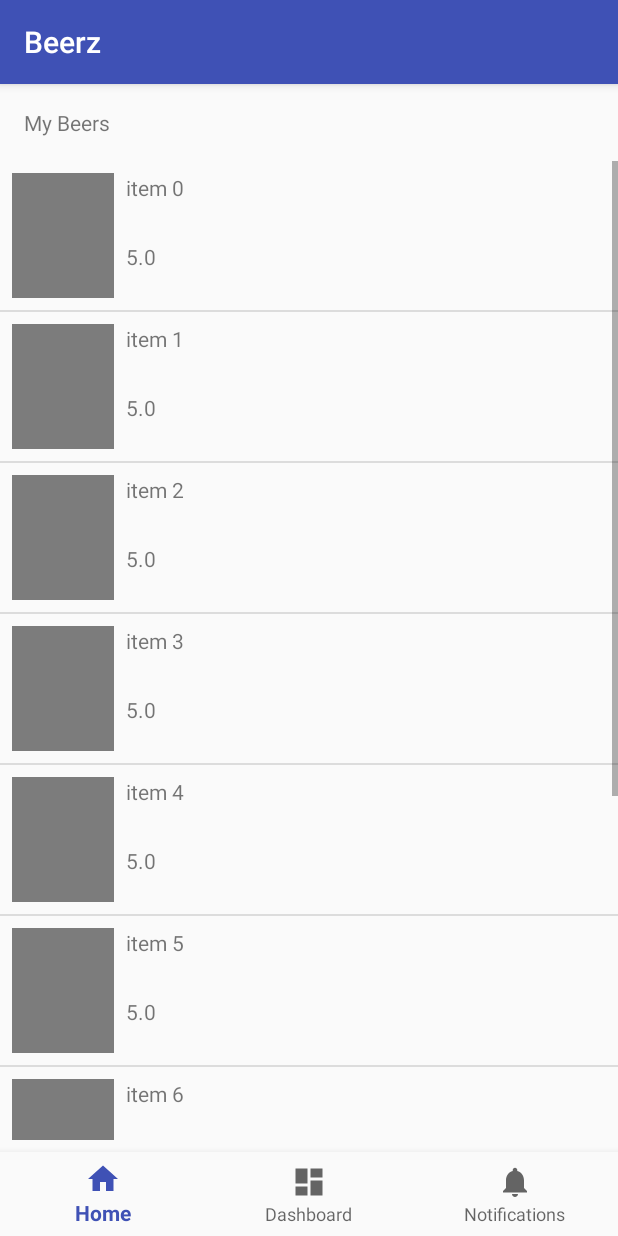
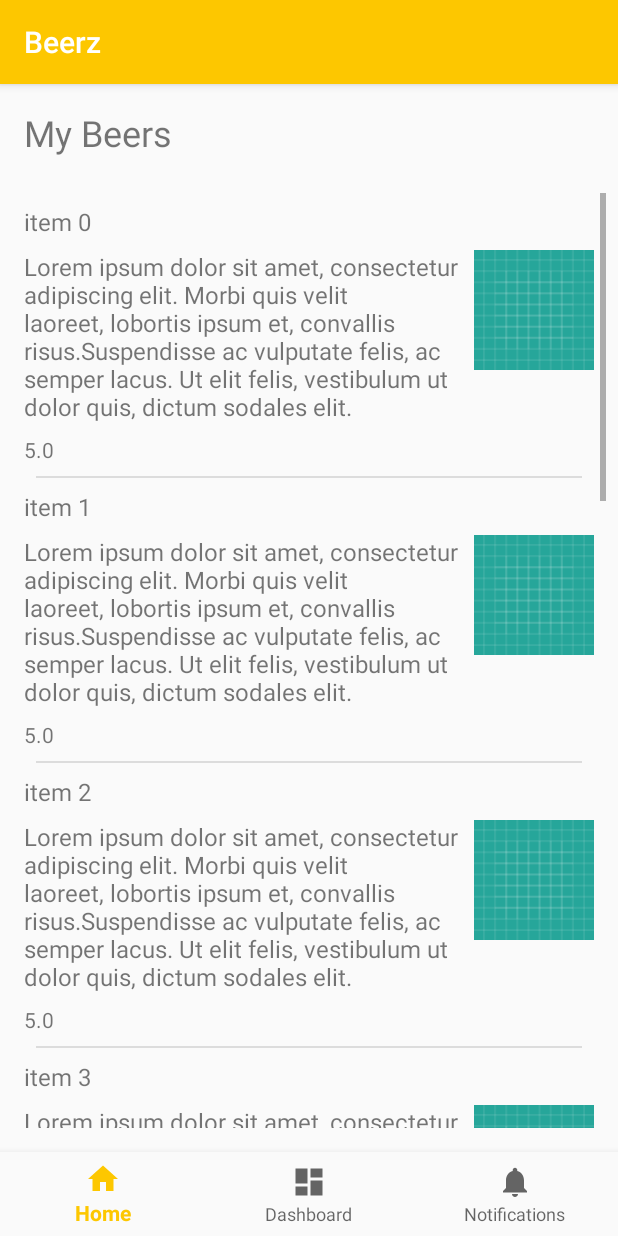
Before and after one commit to YanovskyOr/Beerz, an Android app: the screen it shows after launch (MainActivity), after a tap on an icon or button, on a phone screen of 412 x 824 dp. Run offline under Robolectric (Android 15) with nearby library versions, the phone set to English and light mode, and no system bars; our stand-ins replace Room's generated code.

Commit message:
home is now pretty and some changes

```diff
--- a/app/build.gradle
+++ b/app/build.gradle
@@ -4,7 +4,7 @@ android {
     compileSdkVersion 26
     defaultConfig {
         applicationId "ory.ofir.beerz"
-        minSdkVersion 19
+        minSdkVersion 21
         targetSdkVersion 26
         versionCode 1
         versionName "1.0"
--- a/app/src/main/java/ory/ofir/beerz/BeersListFragment.java
+++ b/app/src/main/java/ory/ofir/beerz/BeersListFragment.java
@@ -205,6 +205,10 @@ public class BeersListFragment extends Fragment {
             TextView nameTv = view.findViewById(R.id.br_name_tv);
             TextView ratingTv = view.findViewById(R.id.br_rating_tv);
 
+            TextView descTv = view.findViewById(R.id.br_desc_tv);
+            ImageView imageView = view.findViewById(R.id.br_picture_tv);
+
+
             nameTv.setText(br.name);
             ratingTv.setText(Float.toString(br.rating));
             return view;
--- a/app/src/main/java/ory/ofir/beerz/MainActivity.java
+++ b/app/src/main/java/ory/ofir/beerz/MainActivity.java
@@ -63,6 +63,7 @@ public class MainActivity extends AppCompatActivity {
         BottomNavigationView navigation = (BottomNavigationView) findViewById(R.id.navigation);
         navigation.setOnNavigationItemSelectedListener(mOnNavigationItemSelectedListener);
 
+        onHomeSelected();
         //contextCompat = getBaseContext();
 /*
         if (savedInstanceState == null) {
--- /dev/null
+++ b/app/src/main/res/drawable/list_divider.xml
@@ -0,0 +1,10 @@
+<?xml version="1.0" encoding="utf-8"?>
+<inset xmlns:android="http://schemas.android.com/apk/res/android"
+    android:insetLeft="16dp"
+    android:insetRight="16dp" >
+
+    <shape android:shape="rectangle" >
+        <solid android:color="@color/common_google_signin_btn_text_light_disabled" />
+    </shape>
+
+</inset>
--- /dev/null
+++ b/app/src/main/res/drawable/radius.xml
@@ -0,0 +1,27 @@
+<?xml version="1.0" encoding="utf-8"?>
+<shape xmlns:android="http://schemas.android.com/apk/res/android" android:shape="rectangle" >
+
+
+
+    <gradient
+
+        android:angle="225"
+
+        android:endColor="#dd3e3e3e"
+
+        android:startColor="#dd494949" />
+
+
+    <corners
+
+        android:bottomLeftRadius="8dp"
+
+        android:bottomRightRadius="8dp"
+
+        android:topLeftRadius="8dp"
+
+        android:topRightRadius="8dp" />
+
+
+
+</shape>
--- a/app/src/main/res/layout/activity_beers_list.xml
+++ b/app/src/main/res/layout/activity_beers_list.xml
@@ -1,14 +1,23 @@
 <?xml version="1.0" encoding="utf-8"?>
 <android.support.constraint.ConstraintLayout
     xmlns:android="http://schemas.android.com/apk/res/android"
+    xmlns:app="http://schemas.android.com/apk/res-auto"
     xmlns:tools="http://schemas.android.com/tools"
     android:layout_width="match_parent"
     android:layout_height="match_parent">
 
     <ListView
         android:id="@+id/beerslist_list"
-        android:layout_width="match_parent"
-        android:layout_height="match_parent"
-        tools:layout_editor_absoluteX="8dp"
-        tools:layout_editor_absoluteY="8dp" />
+        android:layout_width="0dp"
+        android:layout_height="0dp"
+        android:layout_marginBottom="8dp"
+        android:layout_marginEnd="8dp"
+        android:layout_marginStart="8dp"
+        android:layout_marginTop="8dp"
+        android:divider="@drawable/list_divider"
+        android:dividerHeight="1dp"
+        app:layout_constraintBottom_toBottomOf="parent"
+        app:layout_constraintEnd_toEndOf="parent"
+        app:layout_constraintStart_toStartOf="parent"
+        app:layout_constraintTop_toTopOf="parent" />
 </android.support.constraint.ConstraintLayout>
--- a/app/src/main/res/layout/activity_main.xml
+++ b/app/src/main/res/layout/activity_main.xml
@@ -14,6 +14,7 @@
         android:layout_marginBottom="16dp"
         android:layout_marginLeft="@dimen/activity_horizontal_margin"
         android:layout_marginTop="@dimen/activity_vertical_margin"
+        android:textSize="24dp"
         android:text="@string/title_home"
         app:layout_constraintBottom_toTopOf="@+id/main_container"
         app:layout_constraintLeft_toLeftOf="parent"
@@ -25,8 +26,7 @@
         android:layout_height="0dp"
         android:layout_marginBottom="8dp"
         app:layout_constraintBottom_toTopOf="@+id/navigation"
-        app:layout_constraintTop_toBottomOf="@+id/message"
-        tools:layout_editor_absoluteX="0dp">
+        app:layout_constraintTop_toBottomOf="@+id/message">
 
     </FrameLayout>
     <android.support.design.widget.BottomNavigationView
--- a/app/src/main/res/layout/beer_list_item.xml
+++ b/app/src/main/res/layout/beer_list_item.xml
@@ -1,46 +1,99 @@
 <?xml version="1.0" encoding="utf-8"?>
-<android.support.constraint.ConstraintLayout
-    xmlns:android="http://schemas.android.com/apk/res/android"
+<android.support.constraint.ConstraintLayout xmlns:android="http://schemas.android.com/apk/res/android"
     xmlns:app="http://schemas.android.com/apk/res-auto"
     xmlns:tools="http://schemas.android.com/tools"
     android:layout_width="match_parent"
-    android:layout_height="wrap_content">
+    android:layout_height="wrap_content"
+    android:layout_marginBottom="8dp"
+    android:layout_marginLeft="8dp"
+    android:layout_marginRight="8dp"
+    android:layout_marginTop="8dp">
 
-    <ImageView
-        android:id="@+id/br_picture_tv"
-        android:layout_width="68dp"
-        android:layout_height="83dp"
-        android:layout_marginBottom="8dp"
-        android:layout_marginStart="8dp"
-        android:layout_marginTop="8dp"
-        app:layout_constraintBottom_toBottomOf="parent"
-        app:layout_constraintStart_toStartOf="parent"
-        app:layout_constraintTop_toTopOf="parent"
-        app:srcCompat="@android:drawable/screen_background_dark_transparent" />
+    <!--<ImageView-->
+    <!--android:id="@+id/br_picture_tv"-->
+    <!--android:layout_width="68dp"-->
+    <!--android:layout_height="83dp"-->
+    <!--android:layout_marginBottom="8dp"-->
+    <!--android:layout_marginStart="8dp"-->
+    <!--android:layout_marginTop="8dp"-->
+    <!--app:layout_constraintBottom_toBottomOf="parent"-->
+    <!--app:layout_constraintStart_toStartOf="parent"-->
+    <!--app:layout_constraintTop_toTopOf="parent"-->
+    <!--app:srcCompat="@android:drawable/screen_background_dark_transparent" />-->
+
+    <!--<TextView-->
+    <!--android:id="@+id/br_name_tv"-->
+    <!--android:layout_width="0dp"-->
+    <!--android:layout_height="wrap_content"-->
+    <!--android:layout_marginEnd="8dp"-->
+    <!--android:layout_marginStart="8dp"-->
+    <!--android:layout_marginTop="8dp"-->
+    <!--android:text="TextView"-->
+    <!--app:layout_constraintEnd_toEndOf="parent"-->
+    <!--app:layout_constraintStart_toEndOf="@+id/br_picture_tv"-->
+    <!--app:layout_constraintTop_toTopOf="parent" />-->
+
+    <!--<TextView-->
+    <!--android:id="@+id/br_rating_tv"-->
+    <!--android:layout_width="0dp"-->
+    <!--android:layout_height="wrap_content"-->
+    <!--android:layout_marginBottom="8dp"-->
+    <!--android:layout_marginEnd="8dp"-->
+    <!--android:layout_marginStart="8dp"-->
+    <!--android:layout_marginTop="8dp"-->
+    <!--android:text="TextView"-->
+    <!--app:layout_constraintBottom_toBottomOf="parent"-->
+    <!--app:layout_constraintEnd_toEndOf="parent"-->
+    <!--app:layout_constraintStart_toEndOf="@+id/br_picture_tv"-->
+    <!--app:layout_constraintTop_toBottomOf="@+id/br_name_tv" />-->
+
 
     <TextView
         android:id="@+id/br_name_tv"
+        android:layout_width="wrap_content"
+        android:layout_height="wrap_content"
+        android:layout_marginStart="8dp"
+        android:layout_marginTop="8dp"
+        android:text="TextView"
+        android:textSize="16sp"
+        app:layout_constraintStart_toStartOf="parent"
+        app:layout_constraintTop_toTopOf="parent" />
+
+    <TextView
+        android:id="@+id/br_desc_tv"
         android:layout_width="0dp"
         android:layout_height="wrap_content"
         android:layout_marginEnd="8dp"
         android:layout_marginStart="8dp"
         android:layout_marginTop="8dp"
-        android:text="TextView"
+        android:text="Lorem ipsum dolor sit amet, consectetur adipiscing elit. Morbi quis velit laoreet, lobortis ipsum et, convallis risus.Suspendisse ac vulputate felis, ac semper lacus. Ut elit felis, vestibulum ut dolor quis, dictum sodales elit."
+        android:textSize="16sp"
+        app:layout_constraintEnd_toStartOf="@+id/br_picture_tv"
+        app:layout_constraintStart_toStartOf="parent"
+        app:layout_constraintTop_toBottomOf="@+id/br_name_tv" />
+
+    <ImageView
+        android:id="@+id/br_picture_tv"
+        android:layout_width="80dp"
+        android:layout_height="80dp"
+        android:layout_marginEnd="8dp"
+        android:layout_marginTop="8dp"
+        android:src="@drawable/ic_launcher_background"
+        android:contentDescription="pic"
         app:layout_constraintEnd_toEndOf="parent"
-        app:layout_constraintStart_toEndOf="@+id/br_picture_tv"
-        app:layout_constraintTop_toTopOf="parent" />
+        app:layout_constraintTop_toBottomOf="@+id/br_name_tv"
+        />
 
     <TextView
         android:id="@+id/br_rating_tv"
         android:layout_width="0dp"
         android:layout_height="wrap_content"
         android:layout_marginBottom="8dp"
-        android:layout_marginEnd="8dp"
         android:layout_marginStart="8dp"
         android:layout_marginTop="8dp"
-        android:text="TextView"
+        android:text="Rating"
         app:layout_constraintBottom_toBottomOf="parent"
-        app:layout_constraintEnd_toEndOf="parent"
-        app:layout_constraintStart_toEndOf="@+id/br_picture_tv"
-        app:layout_constraintTop_toBottomOf="@+id/br_name_tv" />
+        app:layout_constraintStart_toStartOf="parent"
+        app:layout_constraintTop_toBottomOf="@+id/br_desc_tv" />
+
 </android.support.constraint.ConstraintLayout>
--- a/app/src/main/res/values/colors.xml
+++ b/app/src/main/res/values/colors.xml
@@ -1,6 +1,6 @@
 <?xml version="1.0" encoding="utf-8"?>
 <resources>
-    <color name="colorPrimary">#3F51B5</color>
-    <color name="colorPrimaryDark">#303F9F</color>
-    <color name="colorAccent">#FF4081</color>
+    <color name="colorPrimary">#fdc700</color>
+    <color name="colorPrimaryDark">#f4b802</color>
+    <color name="colorAccent">#efe9d8</color>
 </resources>
--- a/app/src/main/res/values/styles.xml
+++ b/app/src/main/res/values/styles.xml
@@ -6,6 +6,9 @@
         <item name="colorPrimary">@color/colorPrimary</item>
         <item name="colorPrimaryDark">@color/colorPrimaryDark</item>
         <item name="colorAccent">@color/colorAccent</item>
+        <item name="android:navigationBarColor">#fafafa</item>
+
+
     </style>
 
 </resources>
```
